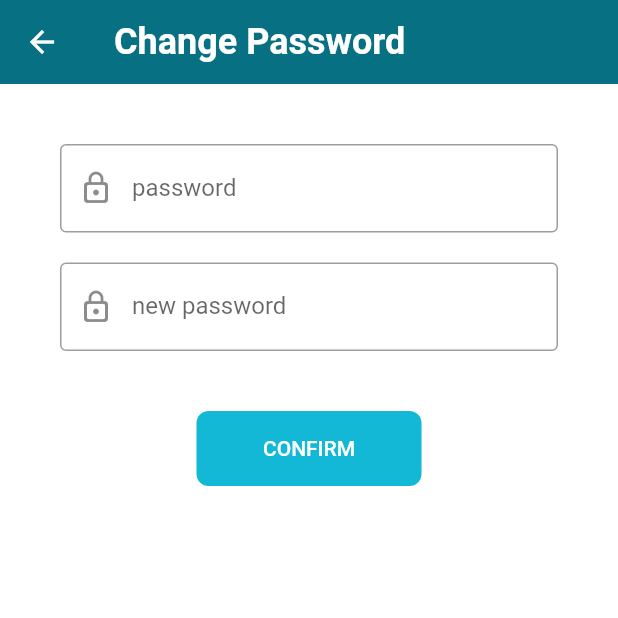
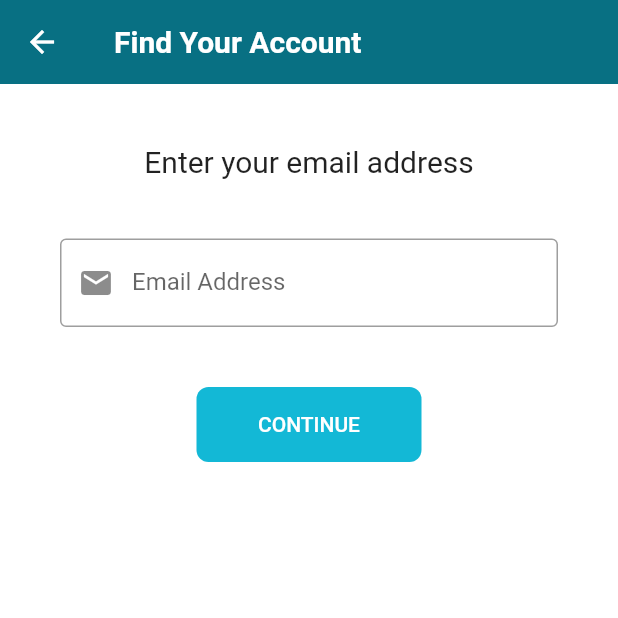
Before and after one commit to AhmedEssamElsayed74/furniture_store, a Flutter app: the screen it shows after launch, after a tap on "FORGET PASSWORD ?", on a phone screen of 412 x 824 dp, the top half of it. Run offline on Flutter 3.47's test engine with Material 2 defaults, Android fonts, the phone set to English and light mode, and no system bars; our stand-ins replace bloc, carousel_slider, conditional_builder_null_safety, connectivity_plus, curved_navigation_bar, dio and 8 more; missing offline and left inert: fab_circular_menu; network calls fail.

Commit message:
ahmed essam 4

```diff
--- a/lib/layout/cubit/states.dart
+++ b/lib/layout/cubit/states.dart
@@ -45,3 +45,7 @@ class ShopLoadingUpdateUserDataState extends ShopStates{}
 class AppChangeDarkTheme extends ShopStates{}
 
 class changefavourite extends ShopStates{}
+
+class changeItemnumadd extends ShopStates{}
+
+class changeItemnumremove extends ShopStates{}
--- a/lib/modules/user/3d/3D.dart
+++ b/lib/modules/user/3d/ar_screen.dart
@@ -24,7 +24,6 @@ class ArScreen extends StatelessWidget {
   @override
   Widget build(BuildContext context) {
     return Scaffold(
-
         body:
         OfflineBuilder(
             connectivityBuilder: (
--- a/lib/modules/user/login/login_screen.dart
+++ b/lib/modules/user/login/login_screen.dart
@@ -5,6 +5,7 @@ import 'package:flutter_bloc/flutter_bloc.dart';
 import 'package:furniture_store/layout/home_layout.dart';
 import 'package:furniture_store/modules/user/login/cubit/cubit.dart';
 import 'package:furniture_store/modules/user/login/cubit/states.dart';
+import 'package:furniture_store/modules/user/password/email_screen.dart';
 import 'package:furniture_store/modules/user/password/newpassword_screen.dart';
 import 'package:furniture_store/modules/user/register/register_screen.dart';
 import 'package:furniture_store/shared/component/component.dart';
@@ -72,7 +73,7 @@ class LoginScreen extends StatelessWidget {
                           type: TextInputType.emailAddress,
                           validate: (value) {
                             if (value.isEmpty) {
-                              return 'email must not be empty';
+                              return 'email must not be Empty';
                             }
                           },
                           label: 'Email Address',
@@ -95,7 +96,7 @@ class LoginScreen extends StatelessWidget {
                           },
                           validate: (value) {
                             if (value.isEmpty) {
-                              return 'password must not be empty';
+                              return 'password must not be Empty';
                             }
                           },
                           isPassword: LogingCubit.get(context).isPassword,
@@ -107,9 +108,7 @@ class LoginScreen extends StatelessWidget {
                         ),
                         defaultTextButton(
                           function: () {
-                            navigateto(
-                              context,
-                              NewPasswordScreen(),
+                            navigateto(context, EmailScreen(),
                             );
                           },
                           text: 'Forget Password ?',
--- /dev/null
+++ b/lib/modules/user/password/email_screen.dart
@@ -0,0 +1,103 @@
+import 'package:connectivity_plus/connectivity_plus.dart';
+import 'package:flutter/material.dart';
+import 'package:furniture_store/modules/user/login/login_screen.dart';
+import 'package:furniture_store/modules/user/password/code_screen.dart';
+import 'package:furniture_store/shared/component/component.dart';
+
+class EmailScreen extends StatelessWidget {
+   EmailScreen({Key? key}) : super(key: key);
+
+  var emailcontroller = TextEditingController();
+  var formkey = GlobalKey<FormState>();
+
+   ConnectivityResult result = ConnectivityResult.none;
+   Connectivity connectivity = Connectivity();
+
+  @override
+  Widget build(BuildContext context) {
+    return Scaffold(
+      appBar: AppBar(
+        title: const Text(
+          "Find Your Account",
+          style: TextStyle(
+            fontSize: 20,
+            color: Colors.white,
+          ),
+        ),
+      ),
+      body: Padding(
+        padding: const EdgeInsets.all(40.0),
+        child: Form(
+          key: formkey,
+          child: Column(
+            mainAxisAlignment: MainAxisAlignment.start,
+            crossAxisAlignment: CrossAxisAlignment.center,
+            children: [
+              const Text(
+                "Enter your email address",
+                style: TextStyle(
+                  fontSize: 20,
+                ),
+              ),
+              const SizedBox(height: 40,),
+
+              defaultformfield(
+                controller: emailcontroller,
+                type: TextInputType.emailAddress,
+                validate: (value)
+                {
+                  if(value.isEmpty)
+                  {
+                    return 'Email must not be Empty';
+                  }else
+                  {
+                    return null;
+                  }
+                },
+                label: 'Email Address',
+                prefix: Icons.email,
+              ),
+
+              const SizedBox(height: 40.0,),
+              Center(
+                child:
+                defaultButton(function:
+                  ()async
+              {
+                result = await connectivity.checkConnectivity();
+                if(result==ConnectivityResult.mobile)
+                {
+                  if (formkey.currentState!.validate())
+                  {
+                    navigateto(context, CodeScreen());
+                    showToast(text: "Check your email account", state: ToastState.SUCCESS);
+
+                  }
+
+                }else if (result==ConnectivityResult.wifi)
+                {
+                  if (formkey.currentState!.validate())
+                  {
+                    navigateto(context, CodeScreen());
+                    showToast(text: "Check your email account", state: ToastState.SUCCESS);
+
+                  }
+
+                }else
+                {
+                  showToast(text: "Please check your connection", state: ToastState.ERROR);
+
+                }
+
+              },
+                text: 'Continue',
+              ),
+              ),
+
+            ],
+          ),
+        ),
+      ),
+    );
+  }
+}
--- a/lib/modules/user/password/newpassword_screen.dart
+++ b/lib/modules/user/password/newpassword_screen.dart
@@ -1,3 +1,4 @@
+import 'package:connectivity_plus/connectivity_plus.dart';
 import 'package:flutter/material.dart';
 import 'package:flutter_offline/flutter_offline.dart';
 import 'package:furniture_store/modules/user/login/login_screen.dart';
@@ -11,13 +12,20 @@ class NewPasswordScreen extends StatelessWidget {
   var newpasswordcontroller = TextEditingController();
   var formkey = GlobalKey<FormState>();
 
-Widget BuildPassword(context)
+  ConnectivityResult result = ConnectivityResult.none;
+  Connectivity connectivity = Connectivity();
+
+
+
+
+  @override
+  Widget build(BuildContext context)
   {
     return Scaffold(
       appBar: AppBar(
         leading: IconButton(
           onPressed: () {
-          navigateAndFinish(context, LoginScreen());
+            Navigator.pop(context);
           },
           icon: const Icon(Icons.arrow_back,
             color: Colors.white,
@@ -52,7 +60,7 @@ Widget BuildPassword(context)
                     return null;
                   }
                 },
-              label: 'password',
+                label: 'new password',
                 prefix: Icons.lock_outline_rounded,
               ),
               const SizedBox(height: 20.0,),
@@ -69,20 +77,31 @@ Widget BuildPassword(context)
                     return null;
                   }
                 },
-              label: 'new password',
+                label: 'confirm password',
                 prefix: Icons.lock_outline_rounded,
               ),
 
               const SizedBox(height: 40.0,),
               Center(child: defaultButton(function:
-                ()
+                  ()async
               {
+                result = await connectivity.checkConnectivity();
+                if(result==ConnectivityResult.mobile)
+                {
+                  if (formkey.currentState!.validate()) {
+                    navigateAndFinish(context, LoginScreen());
 
+                  }
+                }else if (result==ConnectivityResult.wifi)
+                {
                   if (formkey.currentState!.validate()) {
+                    navigateAndFinish(context, LoginScreen());
 
-                password: passwordcontroller.text;
-                newpassword: newpasswordcontroller.text;
-                navigateAndFinish(context, LoginScreen());
+                  }
+
+                }else
+                {
+                  showToast(text: "Please check your connection", state: ToastState.ERROR);
 
                 }
               },
@@ -95,31 +114,6 @@ Widget BuildPassword(context)
         ),
       ),
     );
-
-}
-
-
-  @override
-  Widget build(BuildContext context)
-  {
-    return Scaffold(
-      body: OfflineBuilder(
-          connectivityBuilder: (
-              BuildContext context,
-              ConnectivityResult connectivity,
-              Widget child,
-              ) {
-            final bool connected = connectivity != ConnectivityResult.none;
-            if(connected){
-              return BuildPassword(context);
-            }else
-            {
-              return BuildNoInternetWidget();
-            }
-          },
-          child: const Center(child: CircularProgressIndicator(),)
-      ),
-    );
   }
 
 
--- a/pubspec.yaml
+++ b/pubspec.yaml
@@ -37,6 +37,7 @@ dependencies:
   conditional_builder_null_safety: ^0.0.6
   bloc: ^8.0.2
   flutter_bloc: ^8.0.1
+  dio: ^4.0.6
   hexcolor: ^2.0.5
   shared_preferences: ^2.0.11
   fluttertoast: ^8.0.8
```
Also changed, not shown: lib/layout/cubit/cubit.dart (+13 -1 lines), lib/modules/user/cart/cart_layout.dart (+3 -13 lines), lib/modules/user/password/code_screen.dart (added, +103 -0 lines), lib/modules/user/register/register_screen.dart (+28 -13 lines), lib/network/local/cach_helper.dart (added, +44 -0 lines), lib/network/remote/dio_helper.dart (added, +78 -0 lines), lib/تجارب.dart (+0 -56 lines), pubspec.lock. Lines whose indentation alone changed are shown as unchanged.
